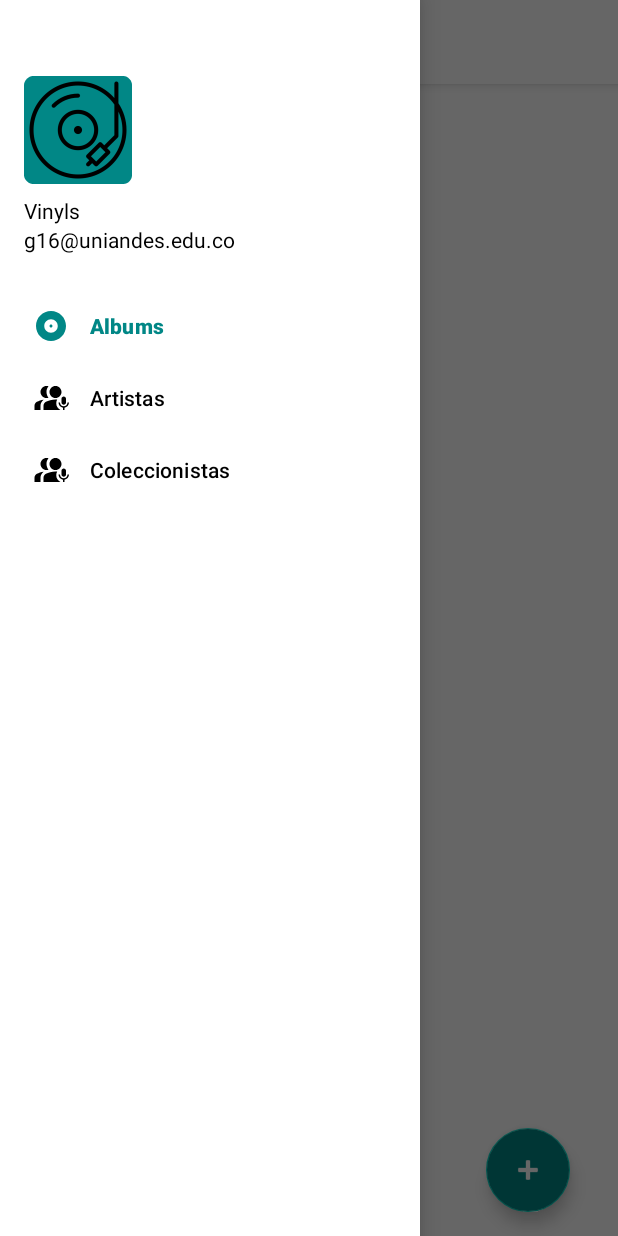
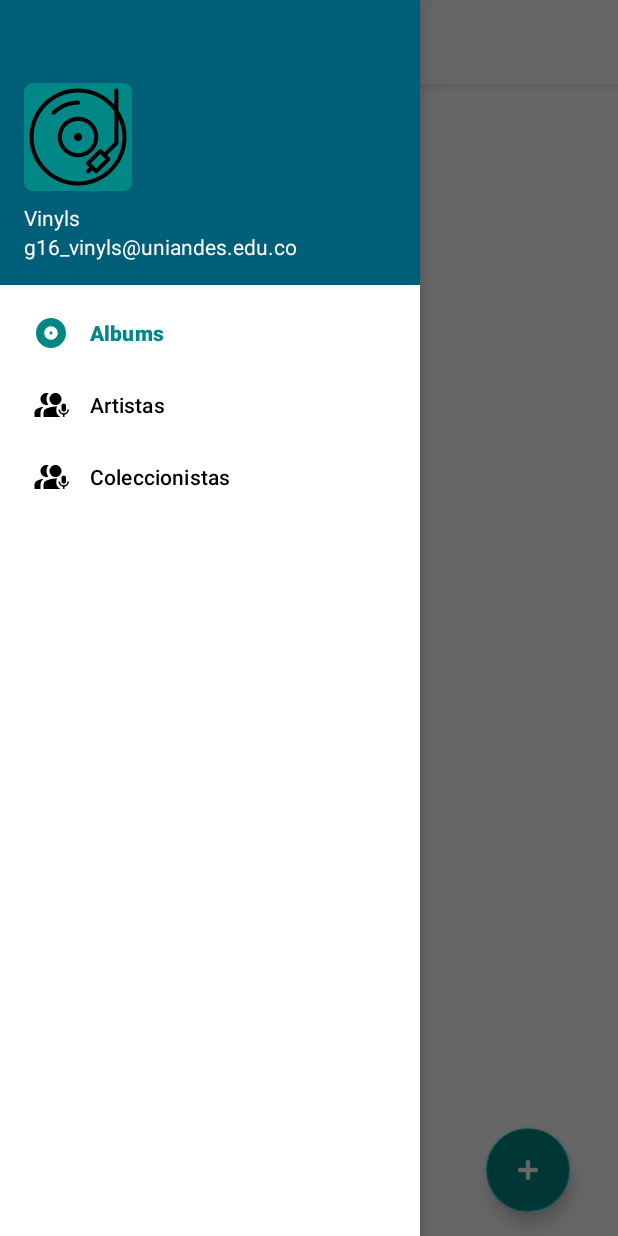
Before and after one commit to WillyBallesteros/MISW-4203-ISAM, an Android app built with Jetpack Compose: the screen it shows after launch (MainActivity), with the side drawer open, on a phone screen of 412 x 824 dp. Run offline under Robolectric (Android 15) with nearby library versions, the phone set to English and light mode, and no system bars; our stand-ins replace Volley, navigation-ui; network calls fail; pictures from the network do not load.

Commit message:
mejoras codigo

```diff
--- a/AndroidApp/app/src/main/res/drawable/side_nav_bar.xml
+++ b/AndroidApp/app/src/main/res/drawable/side_nav_bar.xml
@@ -2,8 +2,8 @@
     android:shape="rectangle">
     <gradient
         android:angle="135"
-        android:centerColor="#009688"
-        android:endColor="#00695C"
+        android:centerColor="#45DDCF"
+        android:endColor="#FFFFFF"
         android:startColor="#4DB6AC"
         android:type="linear" />
 </shape>
--- a/AndroidApp/app/src/main/res/layout/nav_header_main.xml
+++ b/AndroidApp/app/src/main/res/layout/nav_header_main.xml
@@ -3,6 +3,7 @@
     xmlns:app="http://schemas.android.com/apk/res-auto"
     android:layout_width="match_parent"
     android:layout_height="@dimen/nav_header_height"
+    android:background="@color/blue_700"
     android:gravity="bottom"
     android:orientation="vertical"
     android:paddingLeft="@dimen/activity_horizontal_margin"
@@ -22,15 +23,16 @@
     <TextView
         android:layout_width="match_parent"
         android:layout_height="wrap_content"
-        android:textColor="@color/black"
+        android:textColor="@color/white"
         android:paddingTop="@dimen/nav_header_vertical_spacing"
         android:text="@string/nav_header_title"
         android:textAppearance="@style/TextAppearance.AppCompat.Body1" />
 
     <TextView
         android:id="@+id/textView"
-        android:textColor="@color/black"
+        android:textColor="@color/white"
         android:layout_width="wrap_content"
         android:layout_height="wrap_content"
         android:text="@string/nav_header_subtitle" />
+
 </LinearLayout>
--- a/AndroidApp/app/src/main/res/values/colors.xml
+++ b/AndroidApp/app/src/main/res/values/colors.xml
@@ -10,4 +10,5 @@
     <color name="white">#FFFFFFFF</color>
     <color name="gray">#8C8A8A</color>
     <color name="red">#FF0000</color>
+    <color name="blue_700">#005F78</color>
 </resources>
--- a/AndroidApp/app/src/main/res/values/dimens.xml
+++ b/AndroidApp/app/src/main/res/values/dimens.xml
@@ -3,7 +3,7 @@
     <dimen name="activity_horizontal_margin">16dp</dimen>
     <dimen name="activity_vertical_margin">16dp</dimen>
     <dimen name="nav_header_vertical_spacing">8dp</dimen>
-    <dimen name="nav_header_height">185dp</dimen>
+    <dimen name="nav_header_height">190dp</dimen>
     <dimen name="fab_margin">16dp</dimen>
     <dimen name="text_margin">16dp</dimen>
     <!-- Default screen margins, per the Android Design guidelines. -->
--- a/AndroidApp/app/src/main/res/values/strings.xml
+++ b/AndroidApp/app/src/main/res/values/strings.xml
@@ -28,7 +28,7 @@
 
 
     <string name="nav_header_title">Vinyls</string>
-    <string name="nav_header_subtitle">g16@uniandes.edu.co</string>
+    <string name="nav_header_subtitle">g16_vinyls@uniandes.edu.co</string>
     <string name="nav_header_desc">Navegación</string>
 
 
```
